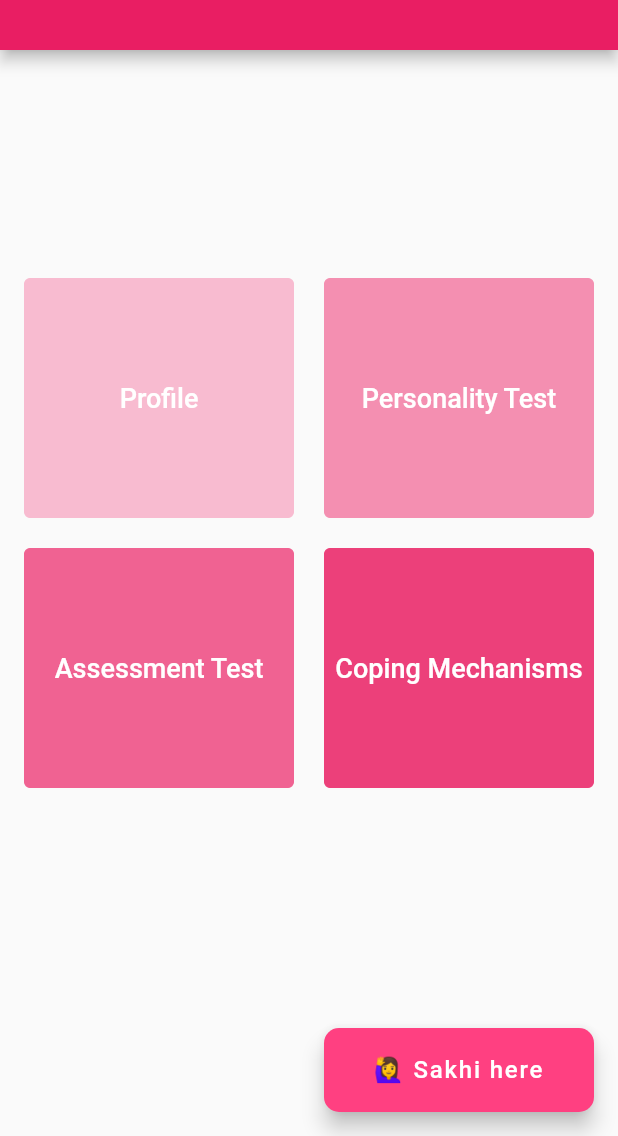
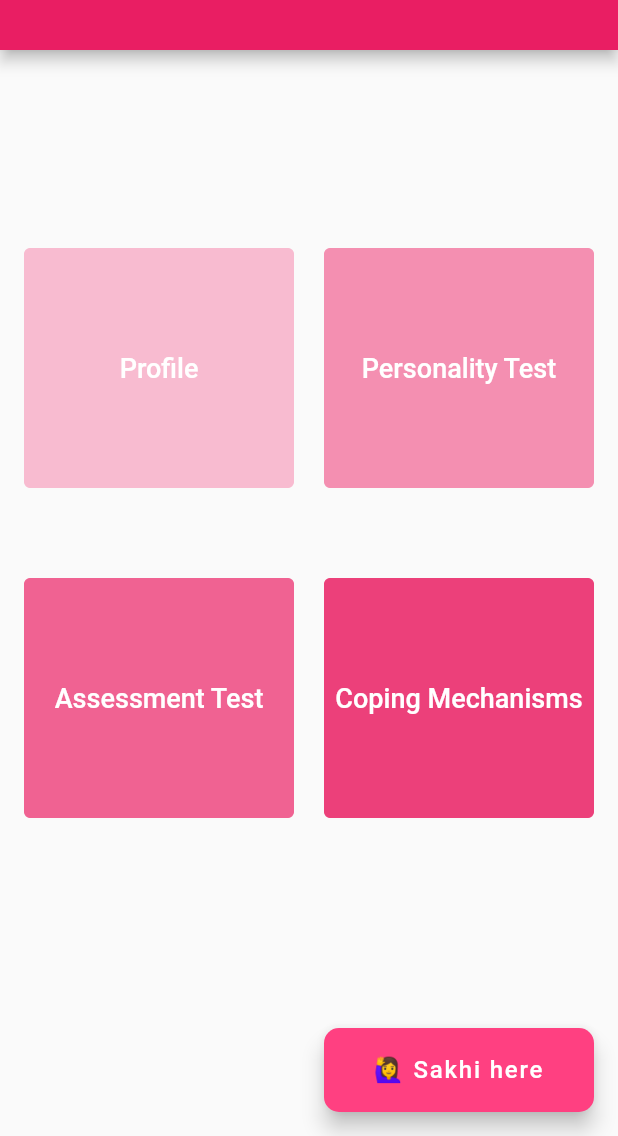
Before and after one commit to ilaa-1505/Samvedana, a Flutter app: the MyHomePage screen opened by its route, on a phone screen of 412 x 824 dp, the part 100-1236 px from its top. Run offline on Flutter 3.47's test engine with Material 2 defaults, Android fonts, the phone set to English and light mode, and no system bars; our stand-ins replace cloud_firestore, firebase_auth, firebase_core, google_fonts, pinput, shared_preferences; accounts and stored records are empty.

Commit message:
homescreen change

```diff
--- a/lib/chat_bot/chat_screen.dart
+++ b/lib/chat_bot/chat_screen.dart
@@ -93,7 +93,7 @@ class _ChatScreenState extends State<ChatScreen> {
         elevation: 0,
         centerTitle: true,
       ),
-      backgroundColor: Color.fromARGB(255, 244, 103, 202),
+      backgroundColor: const Color.fromARGB(255, 244, 103, 202),
       body: SafeArea(
         child: Column(
           children: [
--- a/lib/homescreen.dart
+++ b/lib/homescreen.dart
@@ -19,34 +19,41 @@ class _MyHomePageState extends State<MyHomePage> {
 
   @override
   Widget build(BuildContext context) {
-    List<ButtonInfo> buttonsInfo = [
+    List<ButtonInfo> buttonsInfo1 = [
       ButtonInfo(
-        Colors.pink.shade100,
-        'Profile',
-            () {
+        height: 10,
+        color: Colors.pink.shade100,
+        text: 'Profile',
+        onPressed: () {
           _navigateToNamedRoute(context, 'profile');
         },
       ),
       ButtonInfo(
-        Colors.pink.shade200,
-        'Personality Test',
-            () {
+        height: 20,
+        color: Colors.pink.shade200,
+        text: 'Personality Test',
+        onPressed: () {
           // Add the onPressed logic for the Personality Test button here
         },
       ),
-      ButtonInfo(
-        Colors.pink.shade300,
-        'Assessment Test',
-            () {
-              _navigateToNamedRoute(context, 'quiz');
+    ];
+
+    List<ButtonInfo> buttonsInfo2 = [
+    ButtonInfo(
+        height: 10,
+        color: Colors.pink.shade300,
+        text: 'Assessment Test',
+        onPressed: () {
+          _navigateToNamedRoute(context, 'quiz');
           // Add the onPressed logic for the Assessment Test button here
         },
       ),
       ButtonInfo(
-        Colors.pink.shade400,
-        'Coping Mechanisms',
-            () {
-              _navigateToNamedRoute(context, 'journal');
+        height: 10,
+        color: Colors.pink.shade400,
+        text: 'Coping Mechanisms',
+        onPressed: () {
+          _navigateToNamedRoute(context, 'journal');
         },
       ),
     ];
@@ -72,25 +79,30 @@ class _MyHomePageState extends State<MyHomePage> {
           mainAxisAlignment: MainAxisAlignment.center,
           children: <Widget>[
             const SizedBox(height: 20),
-            Row(
-              mainAxisAlignment: MainAxisAlignment.center,
-              children: <Widget>[
-                Column(
-                  children: <Widget>[
-                    buildLargeButton(buttonsInfo[0]),
-                    const SizedBox(height: 20),
-                    buildLargeButton(buttonsInfo[2]),
-                  ],
-                ),
-                const SizedBox(width: 20),
-                Column(
-                  children: <Widget>[
-                    buildLargeButton(buttonsInfo[1]),
-                    const SizedBox(height: 20),
-                    buildLargeButton(buttonsInfo[3]),
-                  ],
-                ),
-              ],
+            SingleChildScrollView(
+              scrollDirection: Axis.horizontal,
+              child: Row(
+                children: buttonsInfo1
+                    .map((info) => Padding(
+                  padding: const EdgeInsets.symmetric(horizontal: 10),
+                  child: buildLargeButton(info),
+                ))
+                    .toList(),
+              ),
+            ),
+            const SizedBox(
+              height : 60
+            ),// Add some space between scroll views
+            SingleChildScrollView(
+              scrollDirection: Axis.horizontal,
+              child: Row(
+                children: buttonsInfo2
+                    .map((info) => Padding(
+                  padding: const EdgeInsets.symmetric(horizontal: 10),
+                  child: buildLargeButton(info),
+                ))
+                    .toList(),
+              ),
             ),
           ],
         ),
@@ -159,5 +171,10 @@ class ButtonInfo {
   final String text;
   final VoidCallback onPressed;
 
-  ButtonInfo(this.color, this.text, this.onPressed);
+  ButtonInfo({
+    required this.color,
+    required this.text,
+    required this.onPressed,
+    required int height,
+  });
 }
```
